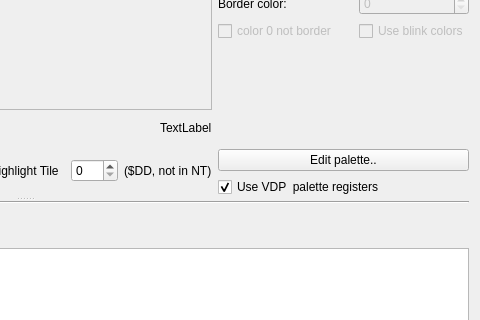
Qt form src/TileViewer.ui (openMSX/debugger) before a commit; both pictures show x 431 to 911 and y 267 to 587 of the 911 by 756 pixel window.
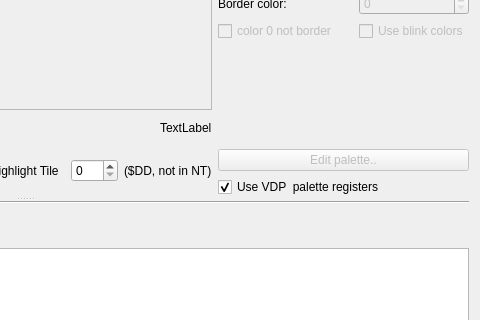
The same form after that commit.

Diff of the .ui file:
```diff
--- a/src/TileViewer.ui
+++ b/src/TileViewer.ui
@@ -561,6 +561,9 @@
             <layout class="QVBoxLayout" name="verticalLayout_5">
              <item>
               <widget class="QPushButton" name="editPaletteButton">
+               <property name="enabled">
+                <bool>false</bool>
+               </property>
                <property name="text">
                 <string>Edit palette..</string>
                </property>
```
Left out of the diff: 4 changed lines with no effect on the pictures.
